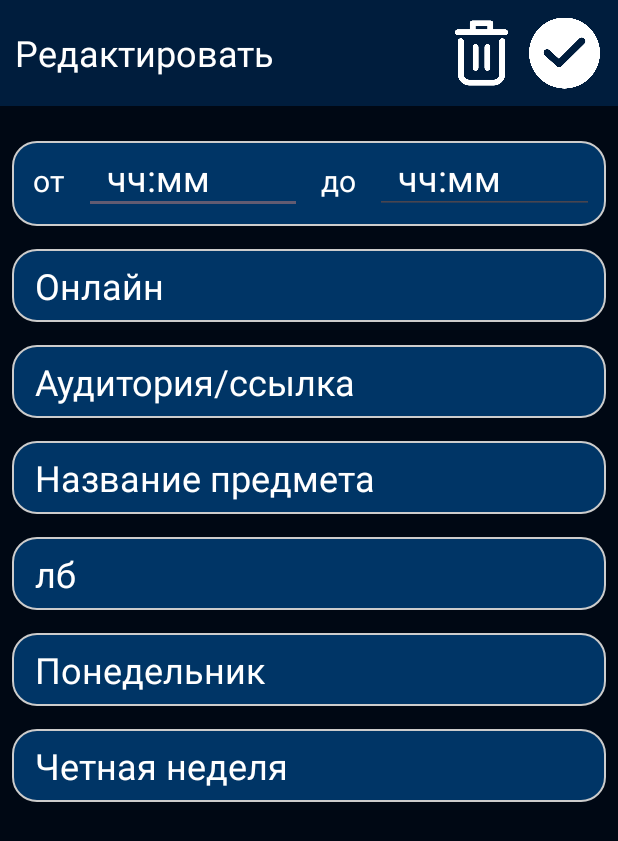
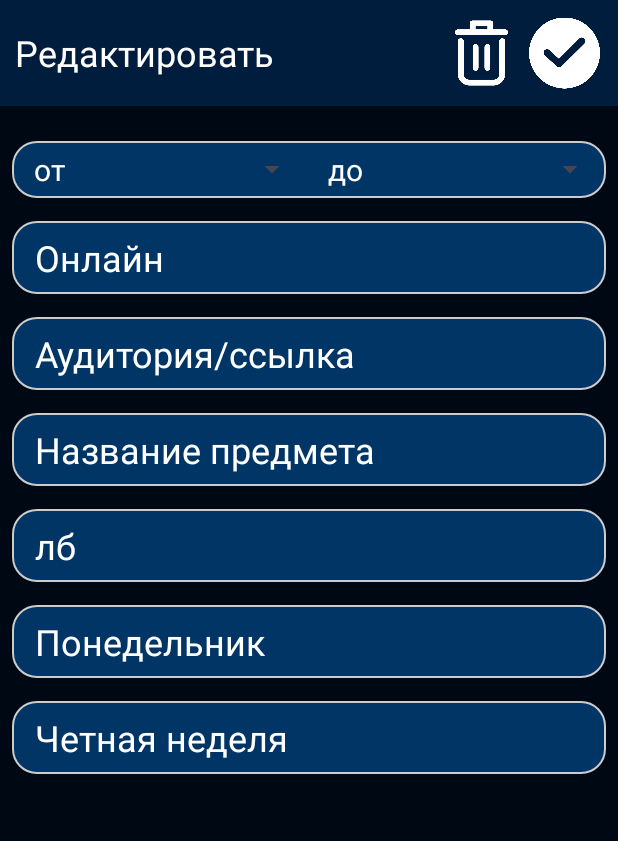
Before and after one commit to sdia0/FlexClass, an Android app: the ContentActivity screen opened directly, with no data from a screen before it, on a phone screen of 412 x 824 dp. Shown: the top 841 px of the screen. Run offline under Robolectric (Android 15) with nearby library versions, the phone set to English and light mode, and no system bars; 2 statements that could not run were skipped.

Commit message:
for merge

```diff
--- a/app/src/main/res/layout/activity_content.xml
+++ b/app/src/main/res/layout/activity_content.xml
@@ -71,7 +71,9 @@
                 android:paddingBottom="8dp"
                 android:weightSum="8"
                 android:background="@drawable/round_item"
-                android:layout_marginTop="15dp">
+                android:layout_marginTop="15dp"
+                android:paddingVertical="5dp"
+                android:gravity="center">
 
                 <TextView
                     android:layout_width="0dp"
@@ -82,17 +84,13 @@
                     android:textColor="@color/white"
                     android:textSize="20sp" />
 
-                <EditText
-                    android:id="@+id/startTime"
-                    style="@style/CustomEditText"
+                <Spinner
+                    android:id="@+id/spTimeStart"
                     android:layout_width="0dp"
+                    android:layout_weight="3"
                     android:layout_height="wrap_content"
-                    android:layout_weight="3"
-                    android:hint="чч:мм"
-                    android:paddingVertical="8dp"
-                    android:paddingStart="15dp"
-                    android:textColorHint="@color/white"
-                    android:textSize="24sp" />
+                    android:layout_gravity="center_vertical"
+                    android:paddingVertical="8dp" />
 
                 <TextView
                     android:layout_width="0dp"
@@ -103,18 +101,13 @@
                     android:textColor="@color/white"
                     android:textSize="20sp" />
 
-                <EditText
-                    android:id="@+id/endTime"
-                    style="@style/CustomEditText"
+                <Spinner
+                    android:id="@+id/spEndStart"
                     android:layout_width="0dp"
+                    android:layout_weight="3"
                     android:layout_height="wrap_content"
-                    android:layout_weight="3"
-                    android:hint="чч:мм"
-                    android:paddingVertical="8dp"
-                    android:paddingStart="15dp"
-                    android:textColorHint="@color/white"
-                    android:textSize="24sp"
-                    android:layout_marginEnd="8dp"/>
+                    android:layout_gravity="center_vertical"
+                    android:paddingVertical="8dp" />
 
             </LinearLayout>
 
```
